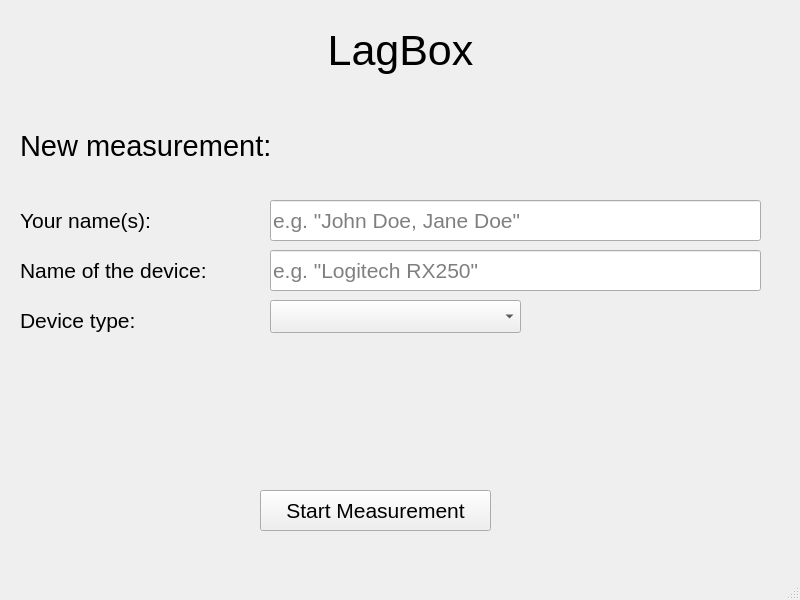
PDA-UR/LagBox, file gui/latency_gui.ui: the form before one commit.
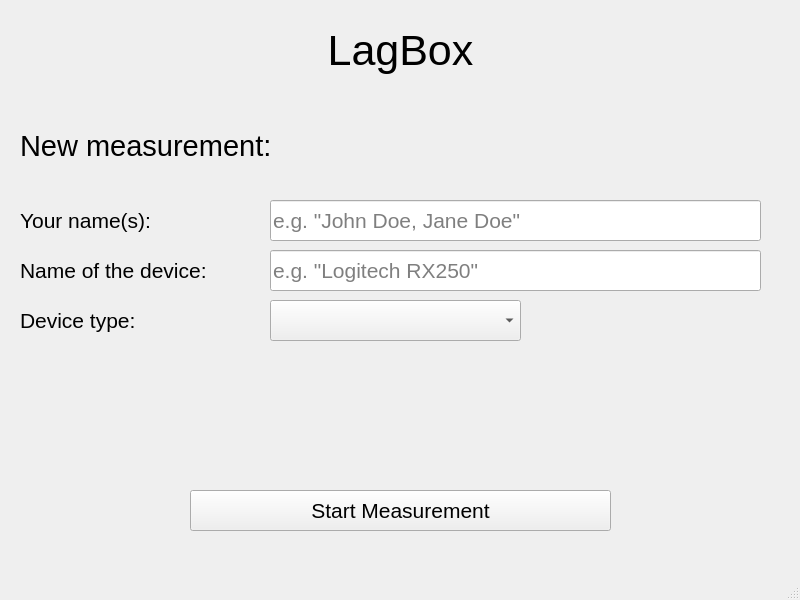
The form after the commit.

Commit message:
Prefill combobox and extract values from input fields
The combobox now displays a list of all possible values. When the "Start measurement" button is pressed, the values from all input fields are extracted to verify them.

What changed in the file:
```diff
--- a/gui/latency_gui.ui
+++ b/gui/latency_gui.ui
@@ -158,16 +158,21 @@
       <x>270</x>
       <y>300</y>
       <width>251</width>
-      <height>33</height>
+      <height>41</height>
      </rect>
     </property>
+    <property name="font">
+     <font>
+      <pointsize>16</pointsize>
+     </font>
+    </property>
    </widget>
    <widget class="QPushButton" name="button_start_measurement">
     <property name="geometry">
      <rect>
-      <x>260</x>
+      <x>190</x>
       <y>490</y>
-      <width>231</width>
+      <width>421</width>
       <height>41</height>
      </rect>
     </property>
```
The commit also changes 1 other file.
